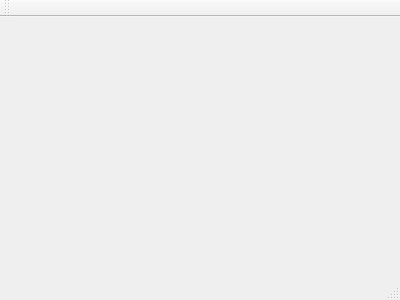
Old version of the form mainwindow.ui in the repository Miker2808/QtRos-subscriber-publisher-template.
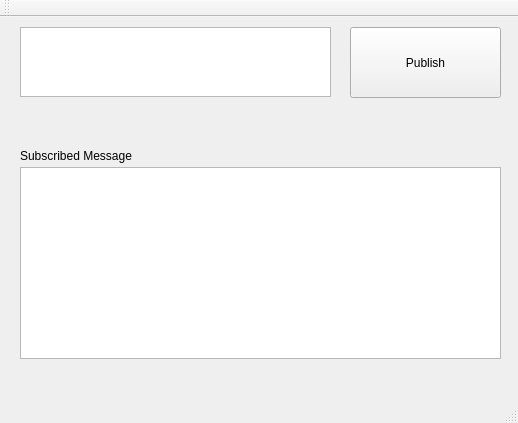
New version of the form.

Diff of the .ui file:
```diff
--- a/mainwindow.ui
+++ b/mainwindow.ui
@@ -1,24 +1,86 @@
 <ui version="4.0">
  <class>MainWindow</class>
- <widget class="QMainWindow" name="MainWindow" >
-  <property name="geometry" >
+ <widget class="QMainWindow" name="MainWindow">
+  <property name="geometry">
    <rect>
     <x>0</x>
     <y>0</y>
-    <width>400</width>
-    <height>300</height>
+    <width>518</width>
+    <height>423</height>
    </rect>
   </property>
   <property name="windowTitle" >
    <string>MainWindow</string>
   </property>
-  <widget class="QMenuBar" name="menuBar" />
-  <widget class="QToolBar" name="mainToolBar" />
-  <widget class="QWidget" name="centralWidget" />
-  <widget class="QStatusBar" name="statusBar" />
+  <widget class="QWidget" name="centralWidget">
+   <widget class="QTextEdit" name="pubText">
+    <property name="geometry">
+     <rect>
+      <x>20</x>
+      <y>10</y>
+      <width>311</width>
+      <height>70</height>
+     </rect>
+    </property>
+   </widget>
+   <widget class="QPushButton" name="publishButton">
+    <property name="geometry">
+     <rect>
+      <x>350</x>
+      <y>10</y>
+      <width>151</width>
+      <height>71</height>
+     </rect>
+    </property>
+    <property name="text">
+     <string>Publish</string>
+    </property>
+   </widget>
+   <widget class="QTextBrowser" name="subText">
+    <property name="geometry">
+     <rect>
+      <x>20</x>
+      <y>150</y>
+      <width>481</width>
+      <height>192</height>
+     </rect>
+    </property>
+   </widget>
+   <widget class="QLabel" name="label">
+    <property name="geometry">
+     <rect>
+      <x>20</x>
+      <y>130</y>
+      <width>151</width>
+      <height>17</height>
+     </rect>
+    </property>
+    <property name="text">
+     <string>Subscribed Message</string>
+    </property>
+   </widget>
+  </widget>
+  <widget class="QMenuBar" name="menuBar">
+   <property name="geometry">
+    <rect>
+     <x>0</x>
+     <y>0</y>
+     <width>518</width>
+     <height>22</height>
+    </rect>
+   </property>
+  </widget>
+  <widget class="QToolBar" name="mainToolBar">
+   <attribute name="toolBarArea">
+    <enum>TopToolBarArea</enum>
+   </attribute>
+   <attribute name="toolBarBreak">
+    <bool>false</bool>
+   </attribute>
+  </widget>
+  <widget class="QStatusBar" name="statusBar"/>
  </widget>
- <layoutDefault spacing="6" margin="11" />
- <pixmapfunction></pixmapfunction>
+ <layoutdefault spacing="6" margin="11"/>
  <resources/>
  <connections/>
 </ui>
```
Left out of the diff: 3 changed lines with no effect on the pictures.
